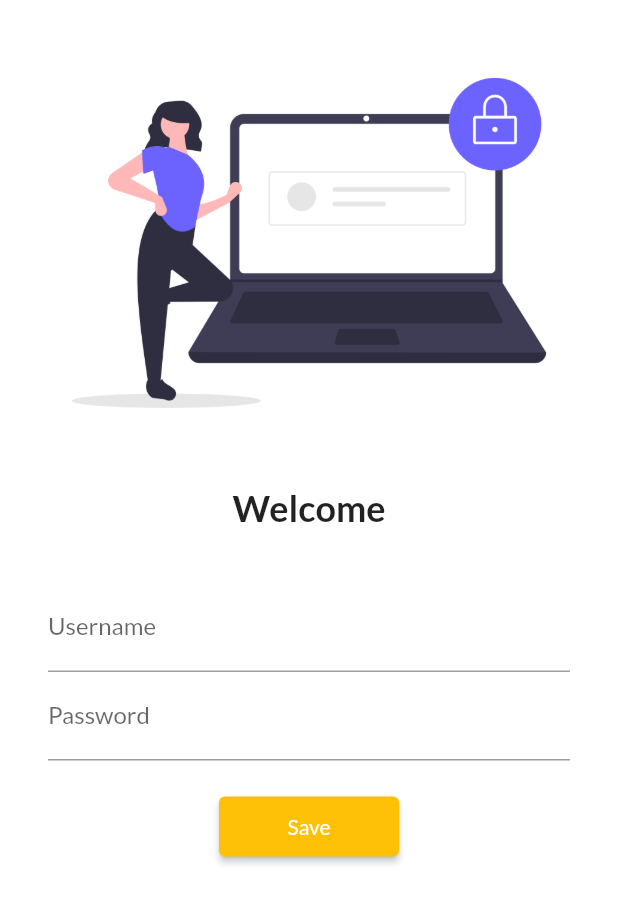
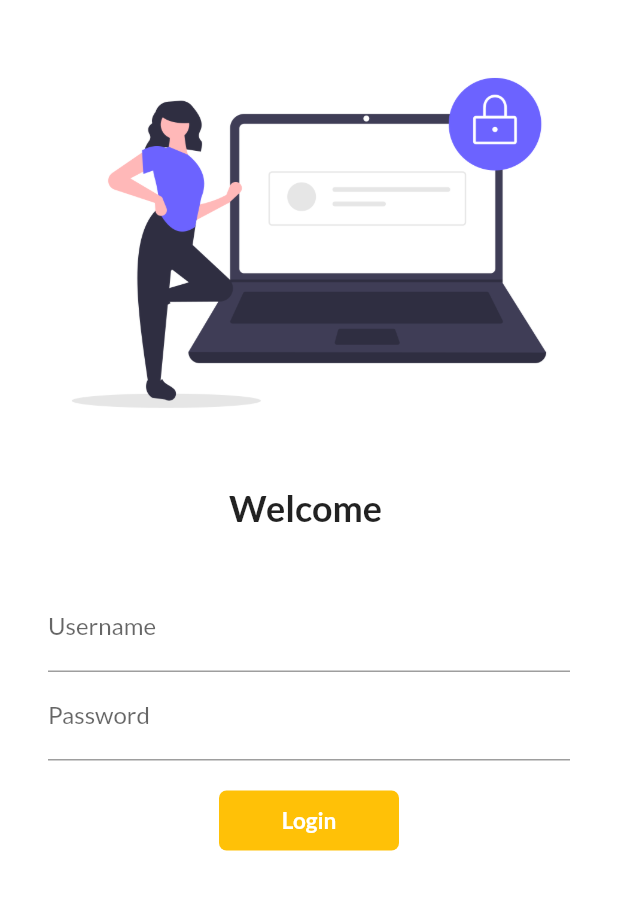
Before and after one commit to akhilh2o/flutterIn30Days, a Flutter app: the screen it shows after launch, on a phone screen of 412 x 824 dp. Shown: the top 903 px of the screen. Run offline on Flutter 3.47's test engine with Material 2 defaults, Android fonts, the phone set to English and light mode, and no system bars; our stand-ins replace google_fonts.

Commit message:
days 6 completed

```diff
--- a/lib/screens/login_page.dart
+++ b/lib/screens/login_page.dart
@@ -1,7 +1,14 @@
 import 'package:flutter/material.dart';
 import 'package:helloflutter/utls/routes.dart';
 
-class LoginPage extends StatelessWidget {
+class LoginPage extends StatefulWidget {
+  @override
+  _LoginPageState createState() => _LoginPageState();
+}
+
+class _LoginPageState extends State<LoginPage> {
+  String name = "";
+  bool changeButton = false;
   @override
   Widget build(BuildContext context) {
     return Material(
@@ -20,7 +27,7 @@ class LoginPage extends StatelessWidget {
               height: 20.0,
             ),
             Text(
-              "Welcome",
+              "Welcome $name",
               style: TextStyle(fontSize: 24, fontWeight: FontWeight.bold),
             ),
             SizedBox(
@@ -31,24 +38,64 @@ class LoginPage extends StatelessWidget {
                   const EdgeInsets.symmetric(vertical: 16.0, horizontal: 32.0),
               child: Column(
                 children: [
-                  TextField(
-                      decoration: InputDecoration(
-                          hintText: "Enter Username", labelText: "Username")),
-                  TextField(
+                  TextFormField(
+                    decoration: InputDecoration(
+                        hintText: "Enter Username", labelText: "Username"),
+                    onChanged: (value) {
+                      name = value;
+                      setState(() {});
+                    },
+                  ),
+                  TextFormField(
                       obscureText: true,
                       decoration: InputDecoration(
                           hintText: "Enter Password", labelText: "Password")),
                   SizedBox(
                     height: 20.0,
                   ),
-                  ElevatedButton(
-                    onPressed: () {
+                  InkWell(
+                    onTap: () async {
+                      setState(() {
+                        changeButton = true;
+                      });
+                      await Future.delayed(Duration(seconds: 1));
                       Navigator.pushNamed(context, MyRoutes.homeRoute);
                     },
-                    child: Text("Save"),
-                    style: TextButton.styleFrom(
-                        primary: Colors.white, minimumSize: Size(120, 40)),
+                    child: AnimatedContainer(
+                      duration: Duration(seconds: 1),
+                      width: changeButton ? 40 : 120,
+                      height: 40,
+                      alignment: Alignment.center,
+                      child: changeButton
+                          ? Icon(
+                              Icons.done,
+                              color: Colors.white,
+                            )
+                          : Text(
+                              "Login",
+                              style: TextStyle(
+                                  color: Colors.white,
+                                  fontWeight: FontWeight.bold,
+                                  fontSize: 15),
+                            ),
+                      decoration: BoxDecoration(
+                        color: Colors.amber,
+                        // shape:
+                        //     changeButton ? BoxShape.circle : BoxShape.rectangle,
+                        borderRadius:
+                            BorderRadius.circular(changeButton ? 40 : 5),
+                      ),
+                    ),
                   )
+
+                  // ElevatedButton(
+                  //   onPressed: () {
+                  //     Navigator.pushNamed(context, MyRoutes.homeRoute);
+                  //   },
+                  //   child: Text("Save"),
+                  //   style: TextButton.styleFrom(
+                  //       primary: Colors.white, minimumSize: Size(120, 40)),
+                  // )
                 ],
               ),
             )
```
